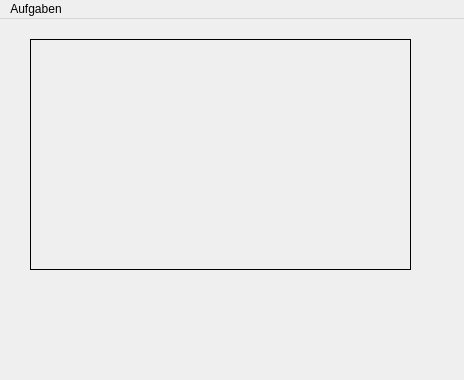
Qt form Aufgaben2/mainwindow.ui (SvenBl/AVPRG) before a commit.
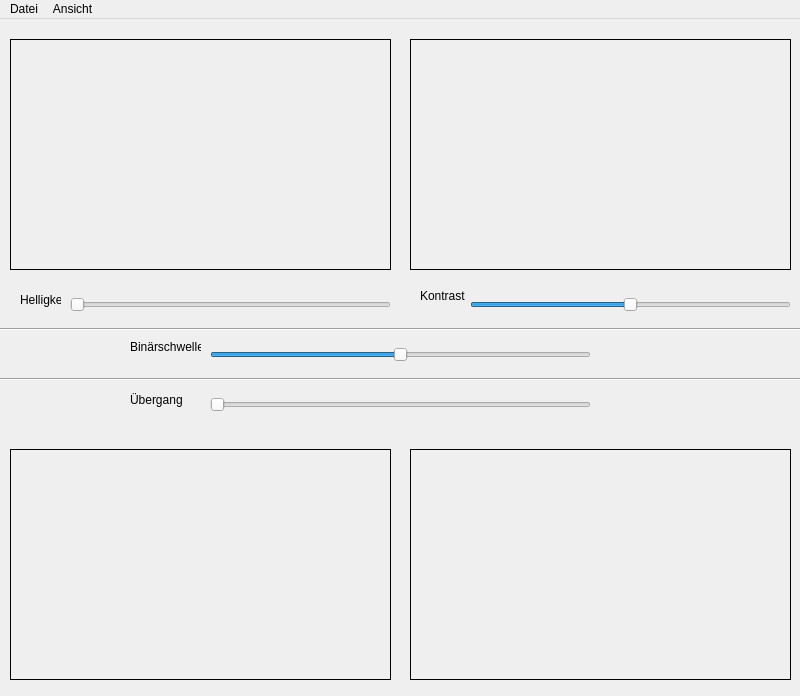
The same form after that commit.

Commit message: Aufgaben 2 nach neuem Zettel

Patch:
```diff
--- a/Aufgaben2/mainwindow.ui
+++ b/Aufgaben2/mainwindow.ui
@@ -6,8 +6,8 @@
    <rect>
     <x>0</x>
     <y>0</y>
-    <width>464</width>
-    <height>380</height>
+    <width>800</width>
+    <height>696</height>
    </rect>
   </property>
   <property name="windowTitle">
@@ -17,7 +17,7 @@
    <widget class="QLabel" name="imageLabel">
     <property name="geometry">
      <rect>
-      <x>30</x>
+      <x>10</x>
       <y>20</y>
       <width>381</width>
       <height>231</height>
@@ -36,23 +36,257 @@
      <set>Qt::AlignCenter</set>
     </property>
    </widget>
+   <widget class="QSlider" name="horizontalSlider">
+    <property name="geometry">
+     <rect>
+      <x>470</x>
+      <y>270</y>
+      <width>321</width>
+      <height>31</height>
+     </rect>
+    </property>
+    <property name="minimum">
+     <number>0</number>
+    </property>
+    <property name="maximum">
+     <number>200</number>
+    </property>
+    <property name="sliderPosition">
+     <number>100</number>
+    </property>
+    <property name="orientation">
+     <enum>Qt::Horizontal</enum>
+    </property>
+   </widget>
+   <widget class="QLabel" name="imageLabel2">
+    <property name="geometry">
+     <rect>
+      <x>410</x>
+      <y>20</y>
+      <width>381</width>
+      <height>231</height>
+     </rect>
+    </property>
+    <property name="frameShape">
+     <enum>QFrame::Box</enum>
+    </property>
+    <property name="text">
+     <string/>
+    </property>
+    <property name="scaledContents">
+     <bool>false</bool>
+    </property>
+    <property name="alignment">
+     <set>Qt::AlignCenter</set>
+    </property>
+   </widget>
+   <widget class="QLabel" name="imageLabel3">
+    <property name="geometry">
+     <rect>
+      <x>10</x>
+      <y>430</y>
+      <width>381</width>
+      <height>231</height>
+     </rect>
+    </property>
+    <property name="frameShape">
+     <enum>QFrame::Box</enum>
+    </property>
+    <property name="text">
+     <string/>
+    </property>
+    <property name="scaledContents">
+     <bool>false</bool>
+    </property>
+    <property name="alignment">
+     <set>Qt::AlignCenter</set>
+    </property>
+   </widget>
+   <widget class="QLabel" name="imageLabel4">
+    <property name="geometry">
+     <rect>
+      <x>410</x>
+      <y>430</y>
+      <width>381</width>
+      <height>231</height>
+     </rect>
+    </property>
+    <property name="frameShape">
+     <enum>QFrame::Box</enum>
+    </property>
+    <property name="text">
+     <string/>
+    </property>
+    <property name="scaledContents">
+     <bool>false</bool>
+    </property>
+    <property name="alignment">
+     <set>Qt::AlignCenter</set>
+    </property>
+   </widget>
+   <widget class="QSlider" name="horizontalSlider_2">
+    <property name="geometry">
+     <rect>
+      <x>210</x>
+      <y>320</y>
+      <width>381</width>
+      <height>31</height>
+     </rect>
+    </property>
+    <property name="maximum">
+     <number>256</number>
+    </property>
+    <property name="sliderPosition">
+     <number>128</number>
+    </property>
+    <property name="orientation">
+     <enum>Qt::Horizontal</enum>
+    </property>
+   </widget>
+   <widget class="QSlider" name="horizontalSlider_3">
+    <property name="geometry">
+     <rect>
+      <x>210</x>
+      <y>370</y>
+      <width>381</width>
+      <height>31</height>
+     </rect>
+    </property>
+    <property name="maximum">
+     <number>100</number>
+    </property>
+    <property name="singleStep">
+     <number>10</number>
+    </property>
+    <property name="orientation">
+     <enum>Qt::Horizontal</enum>
+    </property>
+   </widget>
+   <widget class="QSlider" name="horizontalSlider_4">
+    <property name="geometry">
+     <rect>
+      <x>70</x>
+      <y>270</y>
+      <width>321</width>
+      <height>31</height>
+     </rect>
+    </property>
+    <property name="minimum">
+     <number>0</number>
+    </property>
+    <property name="maximum">
+     <number>100</number>
+    </property>
+    <property name="orientation">
+     <enum>Qt::Horizontal</enum>
+    </property>
+   </widget>
+   <widget class="QLabel" name="label">
+    <property name="geometry">
+     <rect>
+      <x>20</x>
+      <y>270</y>
+      <width>41</width>
+      <height>21</height>
+     </rect>
+    </property>
+    <property name="text">
+     <string>Helligkeit</string>
+    </property>
+   </widget>
+   <widget class="QLabel" name="label_2">
+    <property name="geometry">
+     <rect>
+      <x>420</x>
+      <y>270</y>
+      <width>46</width>
+      <height>13</height>
+     </rect>
+    </property>
+    <property name="text">
+     <string>Kontrast</string>
+    </property>
+   </widget>
+   <widget class="QLabel" name="label_3">
+    <property name="geometry">
+     <rect>
+      <x>130</x>
+      <y>320</y>
+      <width>71</width>
+      <height>16</height>
+     </rect>
+    </property>
+    <property name="text">
+     <string>Binärschwelle</string>
+    </property>
+   </widget>
+   <widget class="QLabel" name="label_4">
+    <property name="geometry">
+     <rect>
+      <x>130</x>
+      <y>370</y>
+      <width>61</width>
+      <height>21</height>
+     </rect>
+    </property>
+    <property name="text">
+     <string>Übergang</string>
+    </property>
+   </widget>
+   <widget class="Line" name="line">
+    <property name="geometry">
+     <rect>
+      <x>0</x>
+      <y>300</y>
+      <width>801</width>
+      <height>20</height>
+     </rect>
+    </property>
+    <property name="orientation">
+     <enum>Qt::Horizontal</enum>
+    </property>
+   </widget>
+   <widget class="Line" name="line_2">
+    <property name="geometry">
+     <rect>
+      <x>0</x>
+      <y>350</y>
+      <width>801</width>
+      <height>20</height>
+     </rect>
+    </property>
+    <property name="orientation">
+     <enum>Qt::Horizontal</enum>
+    </property>
+   </widget>
   </widget>
   <widget class="QMenuBar" name="menuBar">
    <property name="geometry">
     <rect>
      <x>0</x>
      <y>0</y>
-     <width>464</width>
+     <width>800</width>
      <height>21</height>
     </rect>
    </property>
    <widget class="QMenu" name="menuAufgaben">
     <property name="title">
-     <string>Aufgaben</string>
+     <string>Datei</string>
     </property>
     <addaction name="action_ffnen"/>
+    <addaction name="actionZweites_Bild"/>
+   </widget>
+   <widget class="QMenu" name="menuAnsicht">
+    <property name="title">
+     <string>Ansicht</string>
+    </property>
+    <addaction name="actionHelligkeit_Kontrast"/>
+    <addaction name="actionGraustufen_Bin_r"/>
+    <addaction name="actionRGB_Komponenten"/>
+    <addaction name="actionBlendfunktion"/>
    </widget>
    <addaction name="menuAufgaben"/>
+   <addaction name="menuAnsicht"/>
   </widget>
   <action name="action_ffnen">
    <property name="text">
```
Left out of the diff: 32 changed lines with no effect on the pictures. The commit also changes 8 other files.
